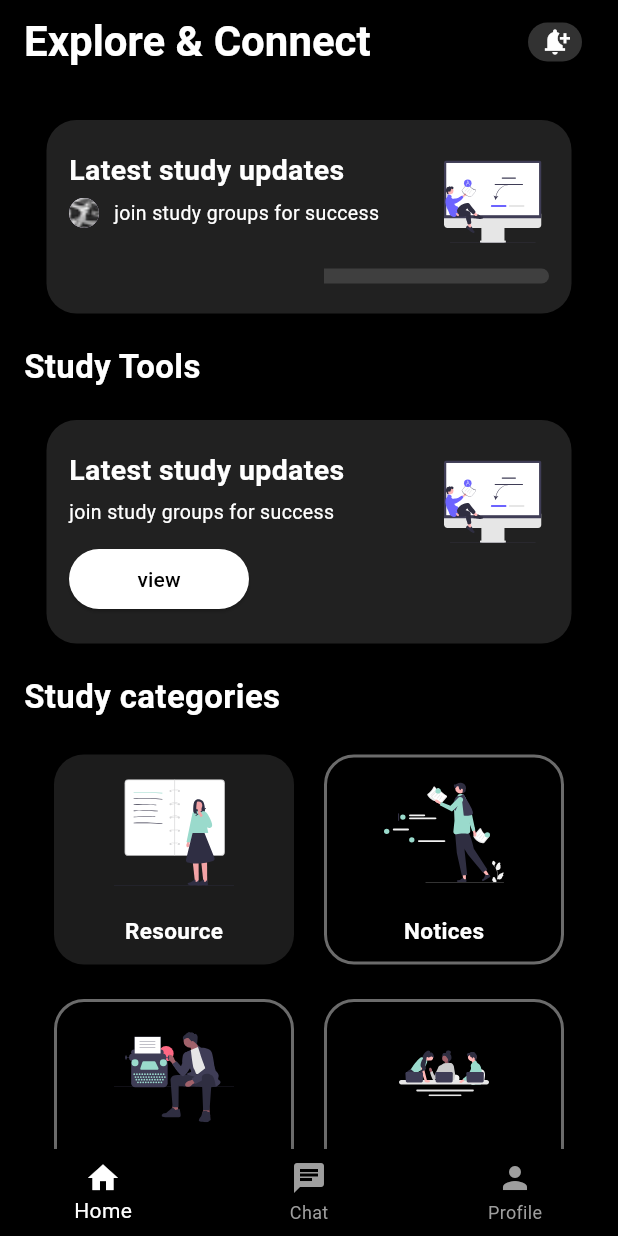
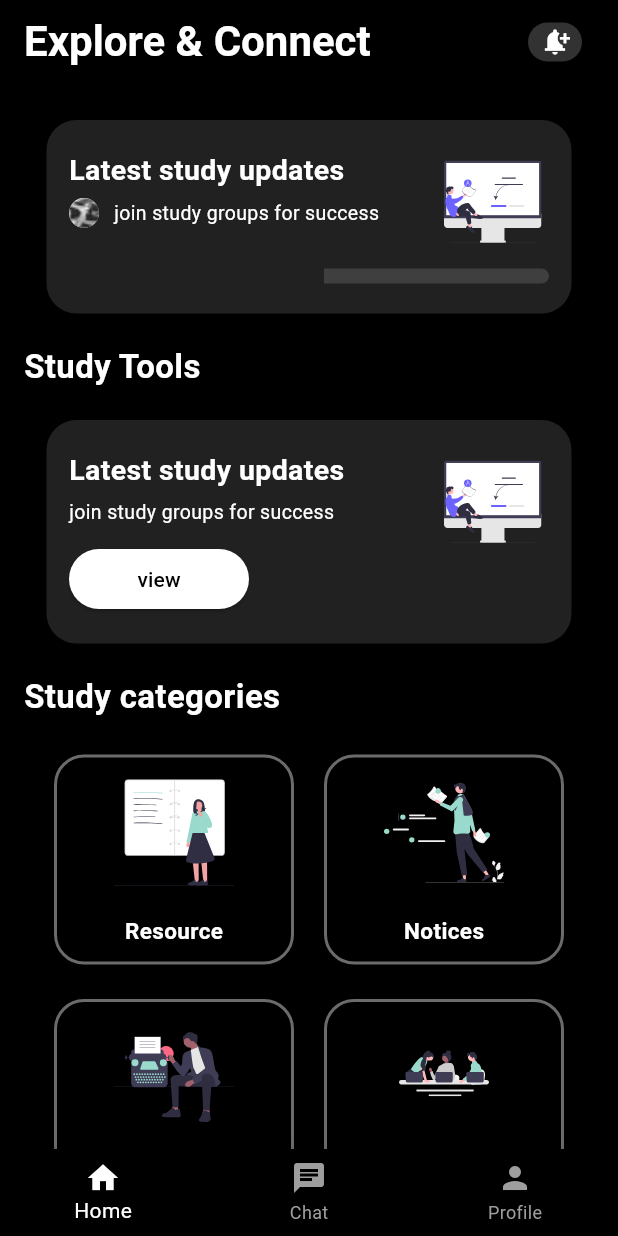
Before and after one commit to SajalSatsangi/Seekho_Buddy2, a Flutter app: the screen it shows once a user with an empty profile is signed in, on a phone screen of 412 x 824 dp. Run offline on Flutter 3.47's test engine with Material 3 defaults, Android fonts, the phone set to English and light mode, and no system bars; our stand-ins replace animated_splash_screen, cloud_firestore, firebase_auth, firebase_core, flutter_svg, page_transition; missing offline and left inert: flutter_cached_pdfview; accounts and stored records are empty.

Commit message:
update home and editprofile

```diff
--- a/lib/home.dart
+++ b/lib/home.dart
@@ -189,8 +189,8 @@ class _HomeState extends State<Home> {
                                 height:
                                     10, // Adjust the height of the rectangular bar
                                 decoration: BoxDecoration(
-                                  color:
-                                      Color.fromARGB(255, 63, 63, 63), // Set the color of the bar
+                                  color: Color.fromARGB(255, 63, 63,
+                                      63), // Set the color of the bar
                                   borderRadius: BorderRadius.only(
                                     topRight: Radius.circular(
                                         10), // Adjust the radius value as needed
@@ -218,11 +218,10 @@ class _HomeState extends State<Home> {
                         width: 350,
                         height: 149,
                         decoration: BoxDecoration(
-                         color:  Color(0xFF212121),
+                          color: Color(0xFF212121),
                           // color: Color(0xFF323232),
                           borderRadius: BorderRadius.circular(
                               20), // Adjust the value to change the roundness
-
                         ),
                         child: Stack(
                           children: [
@@ -278,7 +277,8 @@ class _HomeState extends State<Home> {
                                       child: Text(
                                         'view',
                                         style: TextStyle(
-                                          color: const Color.fromARGB(255, 0, 0, 0), // Text color
+                                          color: const Color.fromARGB(
+                                              255, 0, 0, 0), // Text color
                                         ),
                                       ),
                                     ),
@@ -332,7 +332,11 @@ class _HomeState extends State<Home> {
                                     height: 140,
                                     decoration: BoxDecoration(
                                       borderRadius: BorderRadius.circular(20),
-                                       color: Color.fromARGB(255, 28, 28, 28),
+                                      border: Border.all(
+                                        color: const Color.fromARGB(
+                                            255, 107, 107, 107),
+                                        width: 2.0,
+                                      ),
                                     ),
                                     child: Column(
                                       mainAxisAlignment:
```
Also changed, not shown: lib/editprofile.dart (+8 -11 lines).
